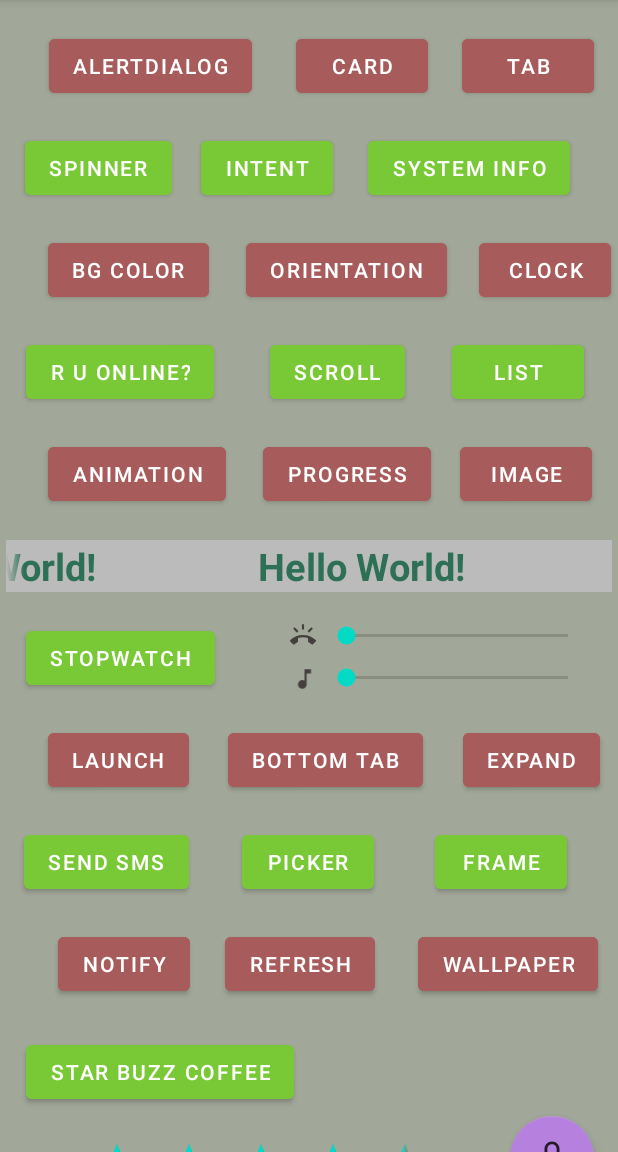
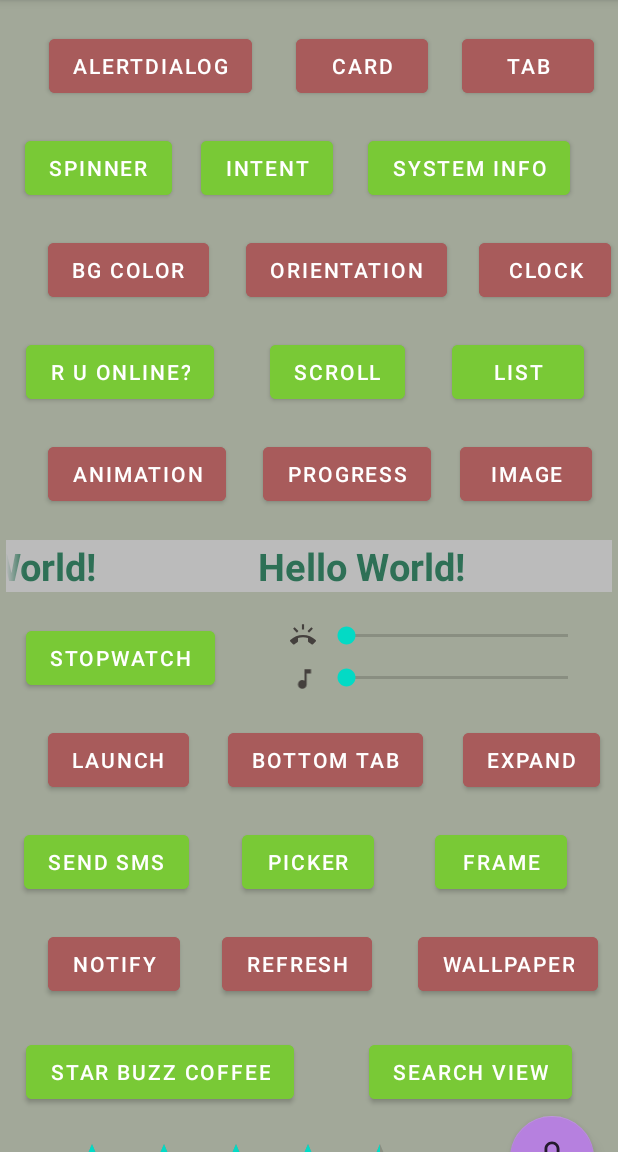
Before and after one commit to HarshPanchal18/playground, an Android app: the MainActivity screen opened directly, with no data from a screen before it, on a phone screen of 412 x 824 dp, the part 84-1236 px from its top. Run offline under Robolectric (Android 15) with nearby library versions, the light colour scheme and no system bars.

Commit message:
Added SearcView.kt and added toolbar layout and minor fixes

```diff
--- a/app/build.gradle
+++ b/app/build.gradle
@@ -48,6 +48,7 @@ dependencies {
     implementation 'androidx.navigation:navigation-ui-ktx:2.5.1'
     implementation 'androidx.lifecycle:lifecycle-livedata-ktx:2.5.1'
     implementation 'androidx.lifecycle:lifecycle-viewmodel-ktx:2.5.1'
+    implementation 'com.android.car.ui:car-ui-lib:2.2.1'
     testImplementation 'junit:junit:4.13.2'
     androidTestImplementation 'androidx.test.ext:junit:1.1.3'
     androidTestImplementation 'androidx.test.espresso:espresso-core:3.4.0'
--- a/app/src/main/java/com/example/playground/MainActivity.kt
+++ b/app/src/main/java/com/example/playground/MainActivity.kt
@@ -252,14 +252,21 @@ class MainActivity : AppCompatActivity() { //, PopupMenu.OnMenuItemClickListener
         val rating: RatingBar =findViewById(R.id.rate)
         rating.setOnRatingBarChangeListener { ratingBar, fl, b ->
             Toast.makeText(this,ratingBar.rating.toString(),Toast.LENGTH_SHORT).show()
-            val intent=Intent(Intent.ACTION_VIEW)
-            intent.data=Uri.parse("https://play.google.com/store/apps/details?id=com.example.playground")
-            startActivity(intent)
+            if(ratingBar.rating.toInt()>=4){
+                val intent=Intent(Intent.ACTION_VIEW)
+                intent.data=Uri.parse("https://play.google.com/store/apps/details?id=com.example.playground")
+                startActivity(intent)
+            }
         }
 
         val wallpaperbtn:Button=findViewById(R.id.wallpaperbtn)
         wallpaperbtn.setOnClickListener {
             startActivity(Intent(this,WallPaper::class.java))
+        }
+
+        val searchbtn:Button=findViewById(R.id.searchbtn)
+        searchbtn.setOnClickListener {
+            startActivity(Intent(this,SearchActivity::class.java))
         }
     }
 
--- a/app/src/main/res/layout/activity_main.xml
+++ b/app/src/main/res/layout/activity_main.xml
@@ -319,8 +319,8 @@
         android:layout_width="wrap_content"
         android:layout_height="wrap_content"
         android:layout_marginTop="20dp"
+        android:backgroundTint="@color/buttonlayer1"
         android:text="LAUNCH"
-        android:backgroundTint="@color/buttonlayer1"
 
         app:layout_constraintEnd_toEndOf="parent"
         app:layout_constraintHorizontal_bias="0.101"
@@ -383,7 +383,7 @@
         android:backgroundTint="@color/buttonlayer1"
         android:text="Notify"
         app:layout_constraintEnd_toEndOf="parent"
-        app:layout_constraintHorizontal_bias="0.119"
+        app:layout_constraintHorizontal_bias="0.098"
         app:layout_constraintStart_toStartOf="parent"
         app:layout_constraintTop_toBottomOf="@+id/sendsms" />
 
@@ -427,7 +427,7 @@
         android:backgroundTint="@color/buttonlayer1"
         android:text="Refresh"
         app:layout_constraintEnd_toEndOf="parent"
-        app:layout_constraintHorizontal_bias="0.481"
+        app:layout_constraintHorizontal_bias="0.474"
         app:layout_constraintStart_toStartOf="parent"
         app:layout_constraintTop_toBottomOf="@+id/pickerbtn" />
 
@@ -472,11 +472,11 @@
         android:layout_width="wrap_content"
         android:layout_height="41dp"
         android:layout_marginTop="20dp"
+        android:numStars="5"
+        android:rating="4.5"
         android:stepSize="0.25"
-        android:rating="4.5"
-        android:numStars="5"
         app:layout_constraintEnd_toStartOf="@+id/floating"
-        app:layout_constraintHorizontal_bias="0.543"
+        app:layout_constraintHorizontal_bias="0.37"
         app:layout_constraintStart_toStartOf="parent"
         app:layout_constraintTop_toBottomOf="@+id/coffeebtn" />
 
@@ -491,6 +491,18 @@
         app:layout_constraintHorizontal_bias="0.955"
         app:layout_constraintStart_toStartOf="parent"
         app:layout_constraintTop_toBottomOf="@+id/framebtn" />
+
+    <Button
+        android:id="@+id/searchbtn"
+        android:layout_width="wrap_content"
+        android:layout_height="wrap_content"
+        android:layout_marginTop="24dp"
+        android:backgroundTint="@color/buttonlayer2"
+        android:text="Search View"
+        app:layout_constraintEnd_toEndOf="parent"
+        app:layout_constraintHorizontal_bias="0.89"
+        app:layout_constraintStart_toStartOf="parent"
+        app:layout_constraintTop_toBottomOf="@+id/wallpaperbtn" />
 
 </androidx.constraintlayout.widget.ConstraintLayout>
 
```
Also changed, not shown: app/src/main/AndroidManifest.xml (+14 -10 lines), app/src/main/java/com/example/playground/activities/SearchActivity.kt (added, +48 -0 lines), app/src/main/res/layout/activity_search.xml (added, +33 -0 lines), app/src/main/res/layout/toolbar_main.xml (added, +9 -0 lines), 1 other file.
